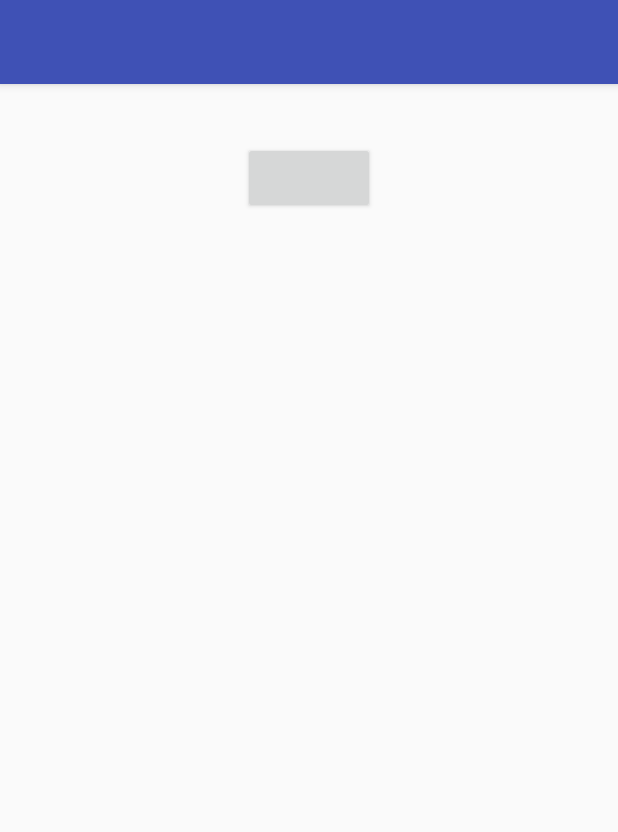
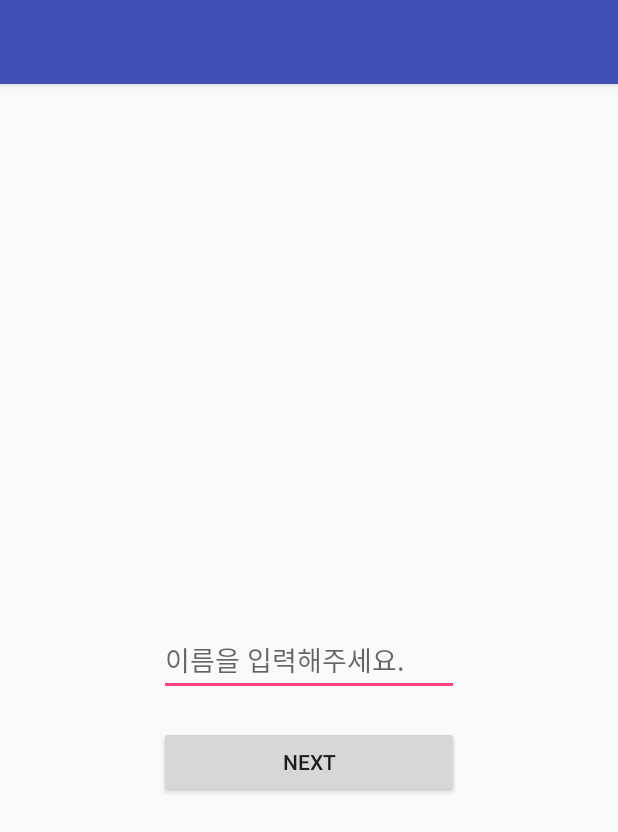
Before and after one commit to jjongkwon2/MyStudy, an Android app: the screen it shows after launch (MainActivity), on a phone screen of 412 x 824 dp. Shown: the top 832 px of the screen. Run offline under Robolectric (Android 15) with nearby library versions, the phone set to English and light mode, and no system bars; our stand-ins replace data binding.

Commit message:
Binding update

```diff
--- a/Binding/app/src/main/AndroidManifest.xml
+++ b/Binding/app/src/main/AndroidManifest.xml
@@ -16,6 +16,7 @@
                 <category android:name="android.intent.category.LAUNCHER" />
             </intent-filter>
         </activity>
+        <activity android:name=".NextActivity"/>
     </application>
 
 </manifest>
--- a/Binding/app/src/main/java/com/nainfox/binding/MainActivity.java
+++ b/Binding/app/src/main/java/com/nainfox/binding/MainActivity.java
@@ -1,13 +1,41 @@
 package com.nainfox.binding;
 
+import android.content.Intent;
+import android.databinding.DataBindingUtil;
 import android.support.v7.app.AppCompatActivity;
 import android.os.Bundle;
+import android.view.View;
+
+import com.nainfox.binding.databinding.ActivityMainBinding;
 
 public class MainActivity extends AppCompatActivity {
+    public static final String TAG = "### MainActivity";
+    public static final String NAME = "name";
+
+    private ActivityMainBinding binding;
 
     @Override
     protected void onCreate(Bundle savedInstanceState) {
         super.onCreate(savedInstanceState);
-        setContentView(R.layout.activity_main);
+        binding = DataBindingUtil.setContentView(this, R.layout.activity_main);
+
+        setButtonClickListener();
+    }
+
+
+    /**
+     * Next Button 클릭 이벤트 제어
+     */
+    private void setButtonClickListener(){
+        binding.nextButton.setOnClickListener(new View.OnClickListener() {
+            @Override
+            public void onClick(View view) {
+                String name = binding.nameEditText.getText().toString();
+                Intent i = new Intent(getApplicationContext(), NextActivity.class);
+                i.putExtra(NAME, name);
+                startActivity(i);
+                finish();
+            }
+        });
     }
 }
--- a/Binding/app/src/main/res/layout/activity_main.xml
+++ b/Binding/app/src/main/res/layout/activity_main.xml
@@ -1,31 +1,26 @@
 <?xml version="1.0" encoding="utf-8"?>
 <layout xmlns:android="http://schemas.android.com/apk/res/android">
-    <data>
-        <variable
-            name="main"
-            type="com.nainfox.binding.MainActivity"/>
-    </data>
 
-    <LinearLayout
+    <RelativeLayout
         android:orientation="vertical"
         android:layout_width="match_parent"
         android:layout_height="match_parent">
 
-        <TextView
-            android:text="@{main.name}"
-            android:layout_width="match_parent"
-            android:layout_height="wrap_content" />
-
-        <TextView
-            android:text="@{main.email}"
-            android:layout_width="match_parent"
+        <EditText
+            android:id="@+id/nameEditText"
+            android:hint="이름을 입력해주세요."
+            android:layout_centerInParent="true"
+            android:layout_width="200dp"
             android:layout_height="wrap_content" />
 
         <Button
-            android:text="@{main.button}"
-            android:layout_gravity="center"
-            android:layout_width="wrap_content"
+            android:id="@+id/nextButton"
+            android:text="Next"
+            android:layout_marginTop="20dp"
+            android:layout_below="@+id/nameEditText"
+            android:layout_centerHorizontal="true"
+            android:layout_width="200dp"
             android:layout_height="wrap_content" />
-    </LinearLayout>
 
+    </RelativeLayout>
 </layout>
```
Also changed, not shown: Binding/app/src/main/java/com/nainfox/binding/NextActivity.java (added, +26 -0 lines), Binding/app/src/main/java/com/nainfox/binding/vo/User.java (added, +17 -0 lines), Binding/app/src/main/res/layout/activity_next.xml (added, +27 -0 lines), 1 other file.
